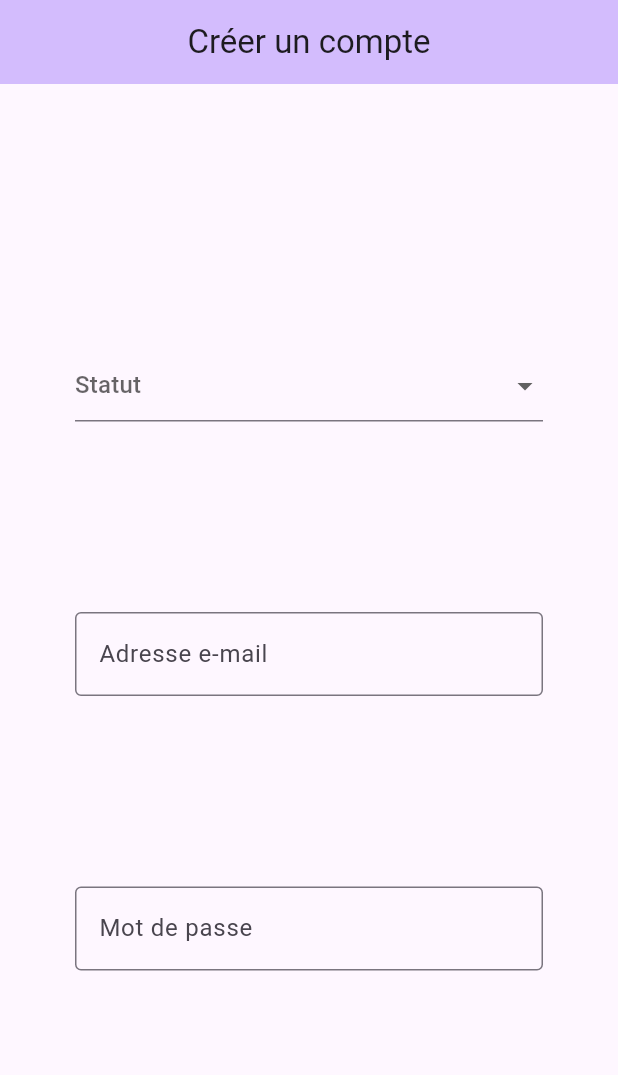
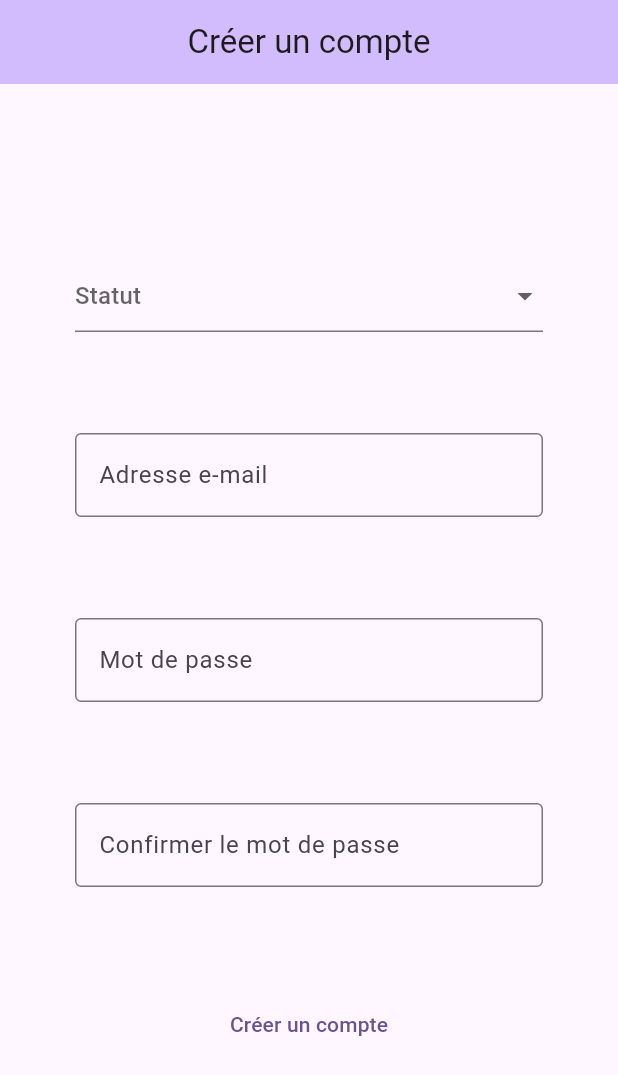
Before and after one commit to Ipios02D/D-veloppement-mobile, a Flutter app: the screen it shows after launch, on a phone screen of 412 x 824 dp. Shown: the top 1075 px of the screen. Run offline on Flutter 3.47's test engine with Material 3 defaults, Android fonts, the light colour scheme and no system bars; our stand-ins replace cloud_firestore, firebase_core; accounts and stored records are empty.

Commit message:
Ajout de plusieurs fonctionnalités
Ajout de la vérification du mot de passe ainsi que du numéro de SIRET pour les associations.
Lecture des données entré par l'utilisateur uniquement en local.

```diff
--- a/lib/main.dart
+++ b/lib/main.dart
@@ -1,11 +1,22 @@
+import 'package:firebase_core/firebase_core.dart';
 import 'package:flutter/material.dart';
+import 'package:cloud_firestore/cloud_firestore.dart';
+import 'package:flutter/services.dart';
 
-void main() {
+
+
+void main() async {
   runApp(const MyApp());
 }
 
+
+
+
 class MyApp extends StatelessWidget {
   const MyApp({super.key});
+
+
+
 
   // This widget is the root of your application.
   @override
@@ -30,15 +41,37 @@ class MyApp extends StatelessWidget {
         // tested with just a hot reload.
         colorScheme: .fromSeed(seedColor: Colors.deepPurple),
       ),
-      home: const MyHomePage(title: 'Créer un compte'),
+      home: MyHomePage(title: 'Créer un compte'),
     );
   }
 }
 
 class MyHomePage extends StatefulWidget {
-  const MyHomePage({super.key, required this.title});
+  MyHomePage({super.key, required this.title});
+
 
   final String title;
+  final emailController = TextEditingController();
+  final nomController = TextEditingController();
+  final siretController = TextEditingController();
+  final mdpController = TextEditingController();
+  final mdpConfirmationController = TextEditingController();
+
+
+void dispose() {
+  emailController.dispose();
+  nomController.dispose();
+  siretController.dispose();
+  mdpController.dispose();
+}
+
+void initState() {
+  emailController.text = '';
+  nomController.text = '';
+  siretController.text = '';
+  mdpController.text = '';
+  mdpConfirmationController.text = '';
+}
 
   @override
   State<MyHomePage> createState() => _MyHomePageState();
@@ -46,6 +79,24 @@ class MyHomePage extends StatefulWidget {
 
 class _MyHomePageState extends State<MyHomePage> {
   String? selectedStatus;
+
+  Future<void> addUserToFirestore() async {
+  // On crée une instance de Firestore
+  CollectionReference users = FirebaseFirestore.instance.collection('utilisateurs');
+
+  try {
+
+    await users.add({
+      'email': widget.emailController.text,
+      'nom': widget.nomController.text,
+      'siret': widget.siretController.text,
+      'statut': selectedStatus == 'Citoyen' ? 1 : 2, // 1 pour Citoyen, 2 pour Association
+    });
+    print("Utilisateur ajouté !");
+  } catch (e) {
+    print("Erreur lors de l'ajout : $e");
+  }
+}
 
   @override
   Widget build(BuildContext context) {
@@ -80,6 +131,7 @@ class _MyHomePageState extends State<MyHomePage> {
                   children: [
                     Expanded(
                       child: TextField(
+                        controller: widget.emailController,
                         decoration: const InputDecoration(
                           border: OutlineInputBorder(),
                           labelText: 'Adresse e-mail',
@@ -97,6 +149,7 @@ class _MyHomePageState extends State<MyHomePage> {
                     children: [
                       Expanded(
                         child: TextField(
+                          controller: widget.nomController,
                           decoration: const InputDecoration(
                             border: OutlineInputBorder(),
                             labelText: 'Nom Association',
@@ -114,10 +167,17 @@ class _MyHomePageState extends State<MyHomePage> {
                     children: [
                       Expanded(
                         child: TextField(
+                          controller: widget.siretController,
                           decoration: const InputDecoration(
                             border: OutlineInputBorder(),
                             labelText: 'Numéro SIRET',
                           ),
+                          keyboardType: TextInputType.number,
+                          inputFormatters: [
+                            FilteringTextInputFormatter.digitsOnly,        // chiffres uniquement
+                            LengthLimitingTextInputFormatter(14),           // max 10 caractères
+                            FilteringTextInputFormatter.deny(RegExp(r'\s')), // pas d'espaces
+                          ],
                         ),
                       ),
                     ],
@@ -129,6 +189,7 @@ class _MyHomePageState extends State<MyHomePage> {
                 children: [
                   Expanded(
                     child: TextField(
+                      controller: widget.mdpController,
                       decoration: const InputDecoration(
                         border: OutlineInputBorder(),
                         labelText: 'Mot de passe',
@@ -138,11 +199,77 @@ class _MyHomePageState extends State<MyHomePage> {
                   ),
                 ],
               ),
+            ]),
+            Column(children: [
+              Row(
+                children: [
+                  Expanded(
+                    child: TextField(
+                      controller: widget.mdpConfirmationController,
+                      decoration: const InputDecoration(
+                        border: OutlineInputBorder(),
+                        labelText: 'Confirmer le mot de passe'
+                      ),
+                      obscureText: true,
+                    )
+                  ),
+                ],
+              ),
+            ]),
+            Column(children: [
+              Row(
+                children: [
+                  Expanded(
+                    child: TextButton(
+  onPressed: () {
+    // 1. On vérifie si les mots de passe correspondent
+    if (widget.mdpController.text != widget.mdpConfirmationController.text) {
+      // Si non, on affiche une erreur
+      showDialog(
+        context: context,
+        builder: (BuildContext context) => AlertDialog(
+          title: const Text('Erreur'),
+          content: const Text('Les mots de passe ne sont pas identiques.'),
+          actions: [
+            TextButton(
+              onPressed: () => Navigator.pop(context),
+              child: const Text('Réessayer'),
+            ),
+          ],
+        ),
+      );
+    } else if (widget.mdpController.text.isEmpty) {
+      // Optionnel : on vérifie si le champ n'est pas vide
+      ScaffoldMessenger.of(context).showSnackBar(
+        const SnackBar(content: Text('Veuillez entrer un mot de passe')),
+      );
+    } else {
+      // 2. Si tout est bon, on affiche le message de succès
+      showDialog<String>(
+        context: context,
+        builder: (BuildContext context) => AlertDialog(
+          title: const Text('Compte créé'),
+          content: Text(
+              'Email : ${widget.emailController.text} \nNom : ${widget.nomController.text}'),
+          actions: <Widget>[
+            TextButton(
+              onPressed: () => Navigator.pop(context, 'OK'),
+              child: const Text('Yepeee'),
+            ),
+          ],
+        ),
+      );
+    }
+  },
+  child: const Text('Créer un compte'),
+)
+              ),
             ])
           ]
-
         ),
+      ]
       ),
+    ),
     );
   }
 }
--- a/pubspec.yaml
+++ b/pubspec.yaml
@@ -30,6 +30,8 @@ environment:
 dependencies:
   flutter:
     sdk: flutter
+  firebase_core: ^2.24.2  # (Les versions évoluent, mettez à jour si besoin)
+  cloud_firestore: ^4.13.6
 
   # The following adds the Cupertino Icons font to your application.
   # Use with the CupertinoIcons class for iOS style icons.
```
Also changed, not shown: firebase.json (added), lib/firebase_options.dart (added), pubspec.lock, 6 other files.
